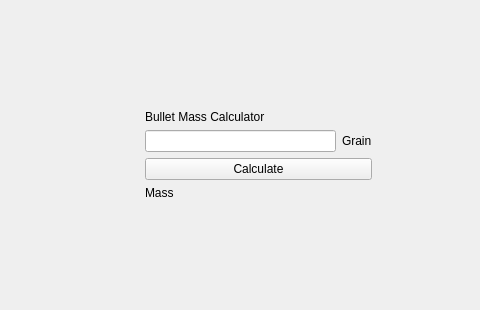
The window that mainwindow.ui (serarandal/BallisticsStudy) describes before a commit, drawn with Qt 5; both pictures show x 92 to 572 and y 0 to 310 of the 701 by 310 pixel window.
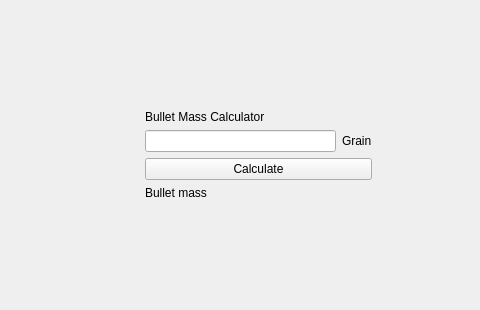
The same window after the commit.

Commit message: commit numberº 7 : Change in UI for better clarity

```diff
--- a/mainwindow.ui
+++ b/mainwindow.ui
@@ -48,7 +48,7 @@
       <item row="4" column="0">
        <widget class="QLabel" name="label_3">
         <property name="text">
-         <string>Mass</string>
+         <string>Bullet mass</string>
         </property>
        </widget>
       </item>
```
The commit also changes 1 other file.
